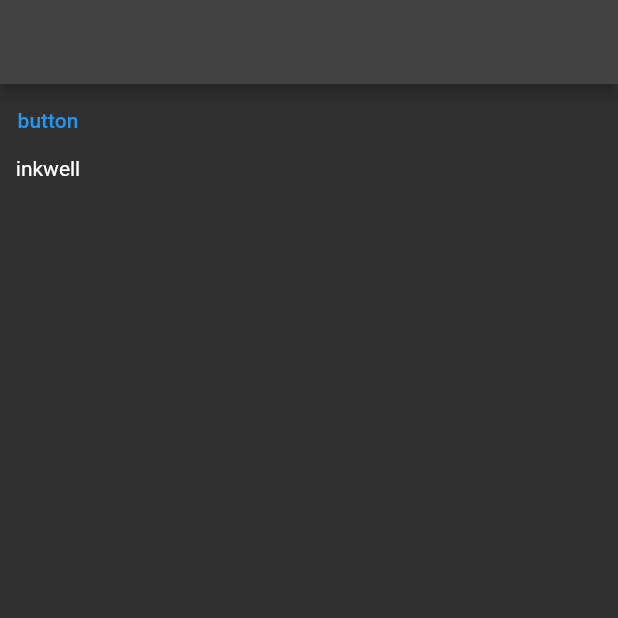
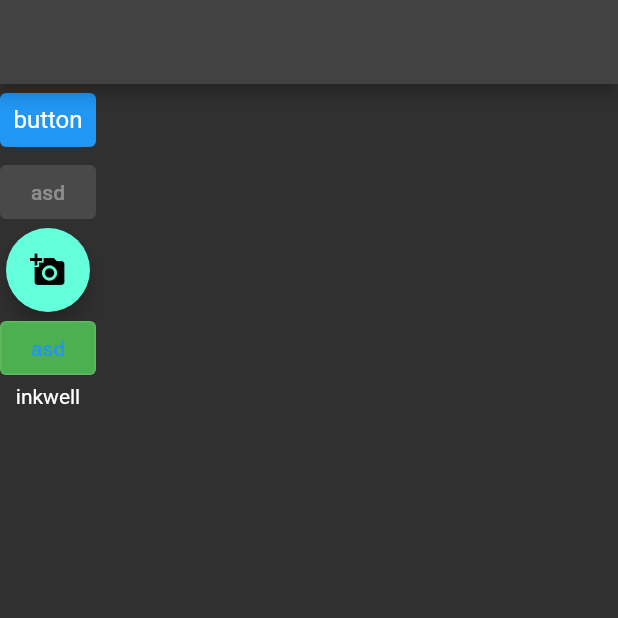
Before and after one commit to gitsametcan/LearnFlutter, a Flutter app: the screen it shows after launch, on a phone screen of 412 x 824 dp, the top half of it. Run offline on Flutter 3.47's test engine with Material 2 defaults, Android fonts, the phone set to English and light mode, and no system bars.

Commit message:
on going from button

```diff
--- a/flutter_projects/flutter_full_learn/lib/baslangic/button_learn.dart
+++ b/flutter_projects/flutter_full_learn/lib/baslangic/button_learn.dart
@@ -11,13 +11,28 @@ class ButtonLearn extends StatelessWidget {
         children: [
           TextButton(
           onPressed: (){},
-          child: const Text('button'),
+          style: ButtonStyle(
+            backgroundColor: MaterialStateProperty.resolveWith((states) {
+              if(states.contains(MaterialState.pressed)){
+                return Colors.amber;
+              }
+
+              return Colors.blue;
+            })
+          ),
+          child: Text('button', style: Theme.of(context).textTheme.subtitle1),
         ),
 
-        //1-ElevatedButton(onPressed: onPressed, child: child)
+        const ElevatedButton(onPressed: null, child: Text('asd')),
         //2-IconButton(onPressed: onPressed, icon: icon)
-        //3-FloatingActionButton(onPressed: onPressed)
-        //4-OutlinedButton(onPressed: onPressed, child: child)
+        FloatingActionButton(onPressed: () {},
+        child: const Icon(Icons.add_a_photo),
+        ),
+        OutlinedButton(
+          style: OutlinedButton.styleFrom(
+            backgroundColor: Colors.green
+          ),
+          onPressed: (){}, child: const Text('asd')),
 
         InkWell(
           onTap: () {},
```
